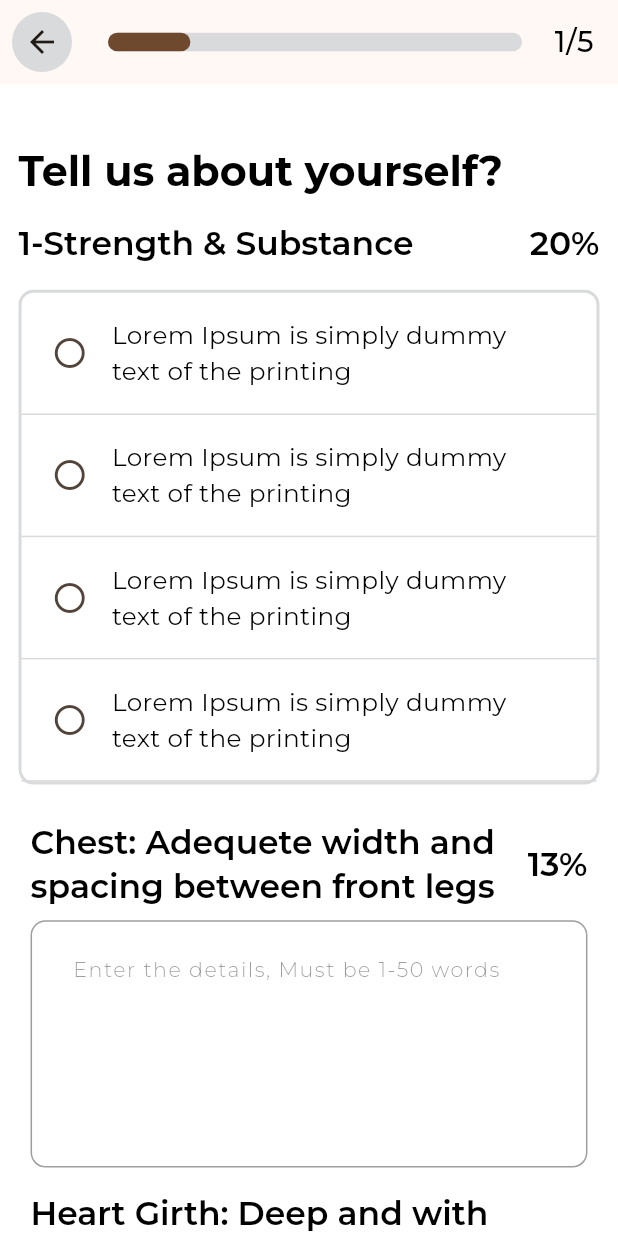
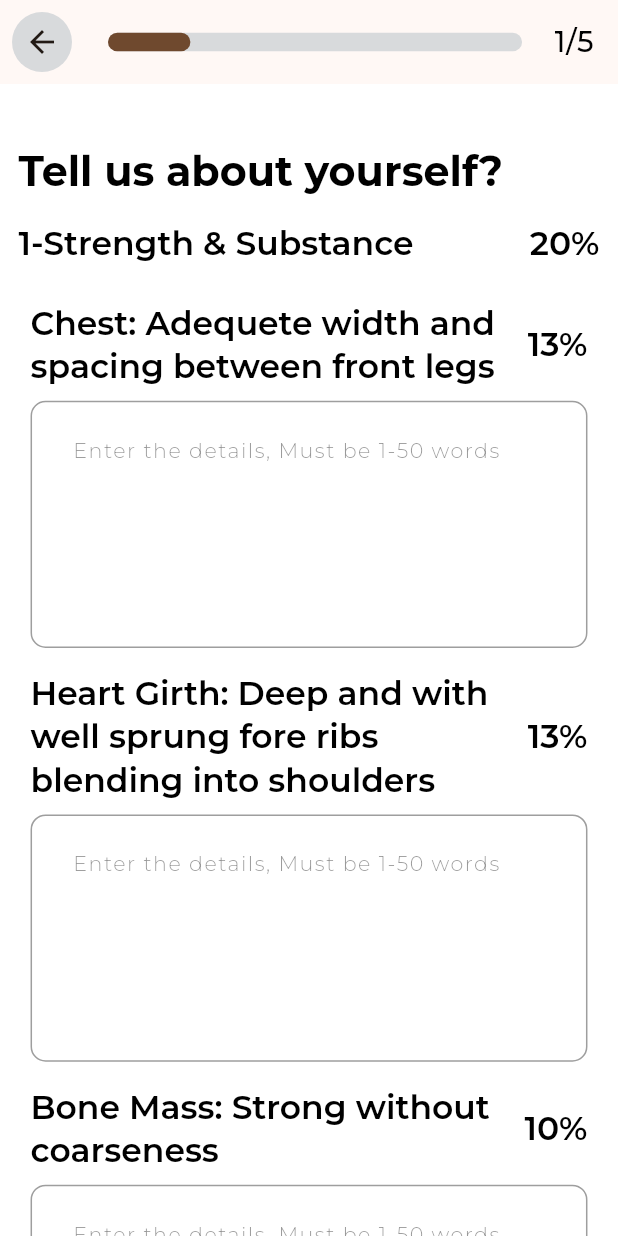
Before and after one commit to Umer2901/BreedersX, a Flutter app: the Quiz screen opened directly, on a phone screen of 412 x 824 dp. Run offline on Flutter 3.47's test engine with Material 3 defaults, Android fonts, the phone set to English and light mode, and no system bars; our stand-ins replace cloud_firestore, firebase_auth, firebase_core, flutter_form_builder, flutter_spinkit, form_builder_validators and 5 more; accounts and stored records are empty; statements that could not run were skipped.

Commit message:
Did some changes related to id

```diff
--- a/lib/model/quize1_model.dart
+++ b/lib/model/quize1_model.dart
@@ -1,51 +1,52 @@
 import 'dart:convert';
-import 'package:collection/collection.dart';
+import 'package:flutter/foundation.dart';
 import 'package:cloud_firestore/cloud_firestore.dart';
 // ignore_for_file: public_member_api_docs, sort_constructors_first
 
 
+
 class Quize1Model {
-  String optionSelected;
   List<String> details;
+  String id;
   String score;
   Quize1Model({
-    required this.optionSelected,
     required this.details,
+    required this.id,
     required this.score,
   });
 
   Quize1Model copyWith({
-    String? optionSelected,
     List<String>? details,
+    String? id,
     String? score,
   }) {
     return Quize1Model(
-      optionSelected: optionSelected ?? this.optionSelected,
       details: details ?? this.details,
+      id: id ?? this.id,
       score: score ?? this.score,
     );
   }
 
   Map<String, dynamic> toMap() {
     return <String, dynamic>{
-      'optionSelected': optionSelected,
       'details': details,
+      'id': id,
       'score': score,
     };
   }
 
   factory Quize1Model.fromMap(Map<String, dynamic> map) {
     return Quize1Model(
-      optionSelected: map['optionSelected'] as String,
       details: List<String>.from((map['details'] as List<String>)),
+      id: map['id'] as String,
       score: map['score'] as String,
     );
   }
 
   factory Quize1Model.fromDoc(DocumentSnapshot snapshot) {
     return Quize1Model(
-      optionSelected: snapshot['optionSelected'] as String,
       details: List<String>.from((snapshot['details'] as List<String>)),
+      id: snapshot['id'] as String,
       score: snapshot['score'] as String,
     );
   }
@@ -55,19 +56,18 @@ class Quize1Model {
   factory Quize1Model.fromJson(String source) => Quize1Model.fromMap(json.decode(source) as Map<String, dynamic>);
 
   @override
-  String toString() => 'Quize1Model(optionSelected: $optionSelected, details: $details, score: $score)';
+  String toString() => 'Quize1Model(details: $details, id: $id, score: $score)';
 
   @override
   bool operator ==(covariant Quize1Model other) {
     if (identical(this, other)) return true;
-    final listEquals = const DeepCollectionEquality().equals;
 
     return
-      other.optionSelected == optionSelected &&
       listEquals(other.details, details) &&
+      other.id == id &&
       other.score == score;
   }
 
   @override
-  int get hashCode => optionSelected.hashCode ^ details.hashCode ^ score.hashCode;
-   }
+  int get hashCode => details.hashCode ^ id.hashCode ^ score.hashCode;
+       }
--- a/lib/provider/quize1_provider.dart
+++ b/lib/provider/quize1_provider.dart
@@ -4,8 +4,8 @@ import 'package:breedex/services/quize1_services.dart';
 
 
 class Quiz1Provider with ChangeNotifier {
- final  Quize1Model _quizData = Quize1Model(
-      optionSelected: '', details: List<String>.filled(7, ''), score: '0');
+ Quize1Model _quizData = Quize1Model(
+      id: '', details: List<String>.filled(7, ''), score: '0');
  final Quize1Services _quizService = Quize1Services();
 
   Quize1Model get quizData => _quizData;
@@ -13,16 +13,17 @@ class Quiz1Provider with ChangeNotifier {
   bool _isLoading = false;
   bool get isLoading => _isLoading;
 
-  void setOptionSelected(String option) {
-    _quizData.optionSelected = option;
-    notifyListeners();
-  }
 
   void addDetail(int index, String detail) {
     if (index >= 0 && index < _quizData.details.length) {
       _quizData.details[index] = detail;
       notifyListeners();
     }
+  }
+
+  void setId(String id) {
+    _quizData = _quizData.copyWith(id: id);
+    notifyListeners();
   }
 
   void setScore(String score) {
--- a/lib/provider/scoring_entry_provider.dart
+++ b/lib/provider/scoring_entry_provider.dart
@@ -7,8 +7,10 @@ class CowScoringEntryProvider with ChangeNotifier {
   final CowScoringEntryServices _scoringEntryServices =
       CowScoringEntryServices();
   bool _isLoading = false;
+  String? _id;
 
   bool get isLoading => _isLoading;
+  String? get id => _id;
 
   void setLoading(bool value) {
     _isLoading = value;
@@ -18,7 +20,8 @@ class CowScoringEntryProvider with ChangeNotifier {
   Future<void> addEntry(ScroringEntry score) async {
     setLoading(true);
     try {
-      await _scoringEntryServices.addEntry(score);
+      _id = await _scoringEntryServices.addEntry(score);
+      notifyListeners();
     } catch (e) {
       print('Error adding herd: $e');
     } finally {
--- a/lib/services/scoring_entry_services.dart
+++ b/lib/services/scoring_entry_services.dart
@@ -1,19 +1,18 @@
 import 'package:cloud_firestore/cloud_firestore.dart';
 import 'package:breedex/model/scoring_entery_model.dart';
 
+class CowScoringEntryServices {
+  static final _scoringCollection =
+      FirebaseFirestore.instance.collection('Cow Scoring');
 
-
-class CowScoringEntryServices {
-  static final _scoringCollection = FirebaseFirestore.instance.collection('Cow Scoring');
-
-  Future<void> addEntry(ScroringEntry score) async {
+  Future<String> addEntry(ScroringEntry score) async {
     try {
-      await _scoringCollection.add(score.toMap()).then((value) async {
-        await _scoringCollection.doc(value.id).update({'id': value.id});
-      });
+      var value = await _scoringCollection.add(score.toMap());
+      await _scoringCollection.doc(value.id).update({'id': value.id});
+      return value.id;
     } catch (e) {
       // ignore: avoid_print
-      print('Error adding herd: $e');
+      throw Exception('Error adding herd: $e');
     }
   }
 }
--- a/lib/view/home/Quiz/quiz.dart
+++ b/lib/view/home/Quiz/quiz.dart
@@ -8,9 +8,9 @@ import 'package:breedex/view/home/Quiz/quiz2.dart';
 import 'package:breedex/view/widget/textfield.dart';
 import 'package:breedex/provider/quize1_provider.dart';
 import 'package:breedex/view/widget/custom_button.dart';
+import 'package:breedex/provider/scoring_entry_provider.dart';
 import 'package:breedex/view/widget/custom_progress_bar.dart';
 // ignore_for_file: use_build_context_synchronously
-
 
 class Quiz extends StatefulWidget {
   const Quiz({super.key});
@@ -46,6 +46,14 @@ class _QuizState extends State<Quiz> {
             'Size: The volumetric measurment of the capacity of the cow (LxWxH) is evaluated with age and breed recommendations taken into consdieration. Height at withers and hips should be realtively proportiate.',
         percentage: '25%'),
   ];
+
+  @override
+  void initState() {
+    super.initState();
+    context.read<Quiz1Provider>().setId(
+          context.read<CowScoringEntryProvider>().id!,
+        );
+  }
 
   @override
   Widget build(BuildContext context) {
@@ -106,36 +114,6 @@ class _QuizState extends State<Quiz> {
                       style: Theme.of(context).textTheme.headlineSmall,
                     ),
                   ],
-                ),
-                SizedBox(height: 2.h),
-                Container(
-                  decoration: BoxDecoration(
-                    borderRadius: BorderRadius.circular(10),
-                    border: Border.all(
-                      color: AppColors.grey,
-                      width: 2,
-                    ),
-                  ),
-                  child: Column(
-                    children: [
-                      buildOption(
-                          'Lorem Ipsum is simply dummy text of the printing',
-                          0,
-                          quizProvider),
-                      buildOption(
-                          'Lorem Ipsum is simply dummy text of the printing',
-                          1,
-                          quizProvider),
-                      buildOption(
-                          'Lorem Ipsum is simply dummy text of the printing',
-                          2,
-                          quizProvider),
-                      buildOption(
-                          'Lorem Ipsum is simply dummy text of the printing',
-                          3,
-                          quizProvider),
-                    ],
-                  ),
                 ),
                 SizedBox(height: 2.h),
                 Column(
@@ -214,7 +192,6 @@ class _QuizState extends State<Quiz> {
                           if (!quizProvider.isLoading) {
                             AppCustomNavigator.push(context, const Quiz2());
                           }
-
                         },
                       ),
                       if (quizProvider.isLoading)
@@ -224,9 +201,7 @@ class _QuizState extends State<Quiz> {
                         ),
                     ],
                   );
-
-                  }
-                ),
+                }),
                 SizedBox(height: 2.h),
               ],
             ),
@@ -241,7 +216,6 @@ class _QuizState extends State<Quiz> {
       onTap: () {
         setState(() {
           selectedOption = index;
-          quizProvider.setOptionSelected(optionText);
         });
       },
       child: Container(
```
Lines whose indentation alone changed are shown as unchanged.
